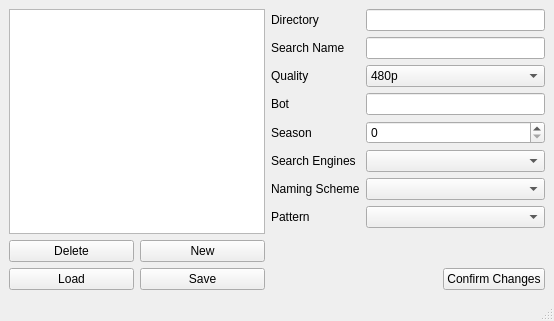
Above: toktokkie/ui/qt/qt_designer/xdcc_update_configurator.ui from namboy94/toktokkie before the change. Below: the same form after it.
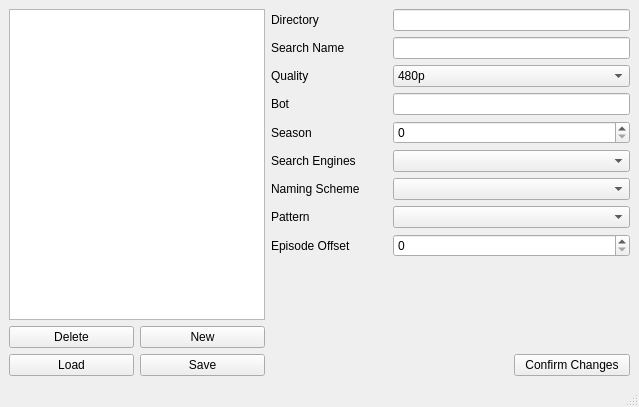
That is the form after the change.

Commit message: Add episode offset option to XDCC Update Configurator GUI

Patch:
```diff
--- a/toktokkie/ui/qt/qt_designer/xdcc_update_configurator.ui
+++ b/toktokkie/ui/qt/qt_designer/xdcc_update_configurator.ui
@@ -6,8 +6,8 @@
    <rect>
     <x>0</x>
     <y>0</y>
-    <width>554</width>
-    <height>321</height>
+    <width>639</width>
+    <height>407</height>
    </rect>
   </property>
   <property name="windowTitle">
@@ -15,15 +15,19 @@
   </property>
   <widget class="QWidget" name="centralwidget">
    <layout class="QGridLayout" name="gridLayout">
-    <item row="4" column="4" colspan="2">
-     <widget class="QSpinBox" name="season_spin_box"/>
-    </item>
-    <item row="3" column="4" colspan="2">
-     <widget class="QLineEdit" name="bot_edit"/>
-    </item>
     <item row="6" column="4" colspan="2">
      <widget class="QComboBox" name="naming_scheme_combo_box"/>
     </item>
+    <item row="3" column="4" colspan="2">
+     <widget class="QLineEdit" name="bot_edit"/>
+    </item>
+    <item row="11" column="1">
+     <widget class="QPushButton" name="new_button">
+      <property name="text">
+       <string>New</string>
+      </property>
+     </widget>
+    </item>
     <item row="2" column="4" colspan="2">
      <widget class="QComboBox" name="quality_combo_box">
       <item>
@@ -43,6 +47,9 @@
       </item>
      </widget>
     </item>
+    <item row="4" column="4" colspan="2">
+     <widget class="QSpinBox" name="season_spin_box"/>
+    </item>
     <item row="5" column="3">
      <widget class="QLabel" name="label_6">
       <property name="text">
@@ -50,38 +57,34 @@
       </property>
      </widget>
     </item>
-    <item row="9" column="1">
-     <widget class="QPushButton" name="new_button">
-      <property name="text">
-       <string>New</string>
-      </property>
-     </widget>
+    <item row="1" column="4" colspan="2">
+     <widget class="QLineEdit" name="search_name_edit"/>
     </item>
-    <item row="10" column="1">
+    <item row="12" column="1">
      <widget class="QPushButton" name="save_button">
       <property name="text">
        <string>Save</string>
       </property>
      </widget>
     </item>
-    <item row="10" column="0">
+    <item row="12" column="0">
      <widget class="QPushButton" name="load_button">
       <property name="text">
        <string>Load</string>
       </property>
      </widget>
     </item>
-    <item row="1" column="4" colspan="2">
-     <widget class="QLineEdit" name="search_name_edit"/>
-    </item>
-    <item row="9" column="0">
+    <item row="11" column="0">
      <widget class="QPushButton" name="delete_button">
       <property name="text">
        <string>Delete</string>
       </property>
      </widget>
     </item>
-    <item row="0" column="0" rowspan="9" colspan="2">
+    <item row="0" column="4" colspan="2">
+     <widget class="QLineEdit" name="directory_edit"/>
+    </item>
+    <item row="0" column="0" rowspan="11" colspan="2">
      <widget class="QListWidget" name="series_list"/>
     </item>
     <item row="6" column="3">
@@ -91,9 +94,6 @@
       </property>
      </widget>
     </item>
-    <item row="0" column="4" colspan="2">
-     <widget class="QLineEdit" name="directory_edit"/>
-    </item>
     <item row="0" column="3">
      <widget class="QLabel" name="label">
       <property name="text">
@@ -101,6 +101,9 @@
       </property>
      </widget>
     </item>
+    <item row="5" column="4" colspan="2">
+     <widget class="QComboBox" name="search_engine_combo_box"/>
+    </item>
     <item row="1" column="3">
      <widget class="QLabel" name="label_2">
       <property name="text">
@@ -115,8 +118,8 @@
       </property>
      </widget>
     </item>
-    <item row="5" column="4" colspan="2">
-     <widget class="QComboBox" name="search_engine_combo_box"/>
+    <item row="7" column="4" colspan="2">
+     <widget class="QComboBox" name="pattern_combo_box"/>
     </item>
     <item row="3" column="3">
      <widget class="QLabel" name="label_4">
@@ -125,9 +128,6 @@
       </property>
      </widget>
     </item>
-    <item row="7" column="4" colspan="2">
-     <widget class="QComboBox" name="pattern_combo_box"/>
-    </item>
     <item row="4" column="3">
      <widget class="QLabel" name="label_5">
       <property name="text">
@@ -135,7 +135,7 @@
       </property>
      </widget>
     </item>
-    <item row="10" column="5">
+    <item row="12" column="5">
      <widget class="QPushButton" name="confirm_button">
       <property name="text">
        <string>Confirm Changes</string>
@@ -149,7 +149,7 @@
       </property>
      </widget>
     </item>
-    <item row="8" column="5">
+    <item row="10" column="5">
      <spacer name="verticalSpacer">
       <property name="orientation">
        <enum>Qt::Vertical</enum>
@@ -162,6 +162,16 @@
       </property>
      </spacer>
     </item>
+    <item row="8" column="3">
+     <widget class="QLabel" name="label_9">
+      <property name="text">
+       <string>Episode Offset</string>
+      </property>
+     </widget>
+    </item>
+    <item row="8" column="4" colspan="2">
+     <widget class="QSpinBox" name="episode_offset_spinbox"/>
+    </item>
    </layout>
   </widget>
   <widget class="QStatusBar" name="statusbar"/>
```
The commit also changes 6 other files.
